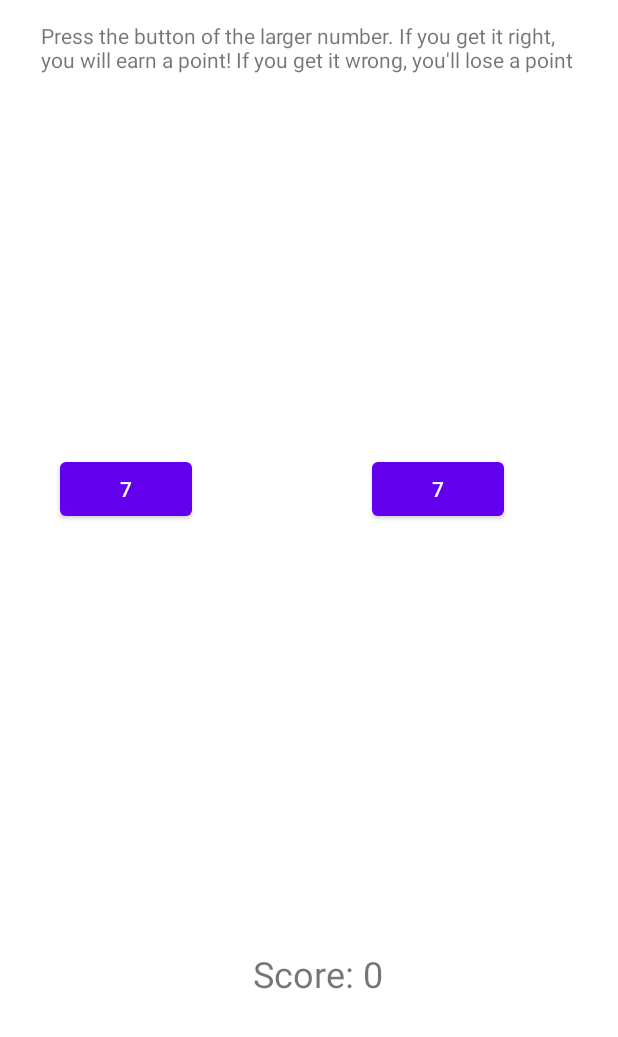
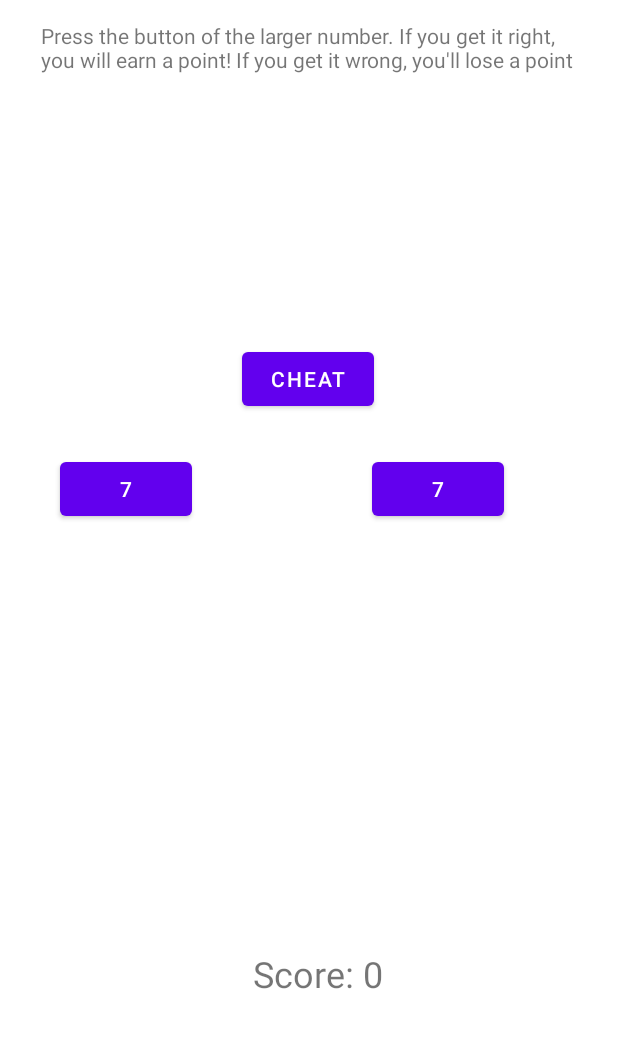
Before and after one commit to miladkittan/BiggerNumberGame, an Android app: the screen it shows after launch (MainActivity), on a phone screen of 412 x 824 dp, the part 199-1236 px from its top. Run offline under Robolectric (Android 15) with nearby library versions, the phone set to English and light mode, and no system bars.

Commit message:
Add cheating

```diff
--- a/app/src/main/AndroidManifest.xml
+++ b/app/src/main/AndroidManifest.xml
@@ -12,6 +12,9 @@
         android:theme="@style/Theme.BiggerNumberGame"
         tools:targetApi="31">
         <activity
+            android:name=".CheatActivity"
+            android:exported="false" />
+        <activity
             android:name=".MainActivity"
             android:exported="true">
             <intent-filter>
--- a/app/src/main/java/com/example/biggernumbergame/MainActivity.java
+++ b/app/src/main/java/com/example/biggernumbergame/MainActivity.java
@@ -4,20 +4,25 @@ import androidx.appcompat.app.AlertDialog;
 import androidx.appcompat.app.AppCompatActivity;
 
 import android.content.DialogInterface;
+import android.content.Intent;
 import android.os.Bundle;
 import android.view.View;
 import android.widget.Button;
 import android.widget.TextView;
 
 public class MainActivity extends AppCompatActivity {
-// comment
+
     private int score = 0;
 
     private Button button;
 
     private Button button2;
 
+    private Button cheatButton;
+
     private TextView scoreDisplay;
+
+    private TextView cheatText;
 
     private int number1;
 
@@ -30,7 +35,10 @@ public class MainActivity extends AppCompatActivity {
 
         button = findViewById(R.id.button);
         button2 = findViewById(R.id.button2);
+        cheatButton = findViewById(R.id.cheat_button);
         scoreDisplay = findViewById(R.id.score_display);
+        cheatText = findViewById(R.id.cheat_view);
+        cheatText.setVisibility(View.INVISIBLE);
 
         generateNumbers();
 
@@ -70,6 +78,22 @@ public class MainActivity extends AppCompatActivity {
             }
         });
 
+        cheatButton.setOnClickListener(new View.OnClickListener() {
+            @Override
+            public void onClick(View view) {
+                Intent intent = new Intent(MainActivity.this, CheatActivity.class);
+                cheatText = findViewById(R.id.cheat_view);
+                startActivity(intent);
+            }
+        });
+
+    }
+
+    protected void onResume() {
+        super.onResume();
+        if(getIntent().getBooleanExtra("buttonClicked", false)) {
+            cheatText.setVisibility(View.VISIBLE);
+        }
     }
 
     private void generateNumbers() {
@@ -77,6 +101,13 @@ public class MainActivity extends AppCompatActivity {
         number2 = getRandomNumber();
         button.setText(String.valueOf(number1));
         button2.setText(String.valueOf(number2));
+        if (number1 > number2) {
+            cheatText.setText("It is: " + number1);
+        } else if (number1 < number2) {
+            cheatText.setText("It is: " + number2);
+        } else {
+            cheatText.setText("It is: " + number1);
+        }
     }
 
     private int getRandomNumber() {
--- a/app/src/main/res/layout/activity_main.xml
+++ b/app/src/main/res/layout/activity_main.xml
@@ -62,4 +62,26 @@
         app:layout_constraintStart_toStartOf="parent"
         app:layout_constraintTop_toBottomOf="@+id/textView" />
 
+    <Button
+        android:id="@+id/cheat_button"
+        android:layout_width="wrap_content"
+        android:layout_height="wrap_content"
+        android:layout_marginBottom="356dp"
+        android:text="Cheat"
+        app:layout_constraintBottom_toTopOf="@+id/score_display"
+        app:layout_constraintEnd_toEndOf="parent"
+        app:layout_constraintHorizontal_bias="0.498"
+        app:layout_constraintStart_toStartOf="parent" />
+
+    <TextView
+        android:id="@+id/cheat_view"
+        android:layout_width="wrap_content"
+        android:layout_height="wrap_content"
+        android:layout_marginEnd="188dp"
+        android:layout_marginBottom="40dp"
+        android:text="It is: "
+        android:visibility="invisible"
+        app:layout_constraintBottom_toTopOf="@+id/cheat_button"
+        app:layout_constraintEnd_toEndOf="parent" />
+
 </androidx.constraintlayout.widget.ConstraintLayout>
--- a/build.gradle
+++ b/build.gradle
@@ -1,5 +1,5 @@
 // Top-level build file where you can add configuration options common to all sub-projects/modules.
 plugins {
-    id 'com.android.application' version '7.4.2' apply false
-    id 'com.android.library' version '7.4.2' apply false
+    id 'com.android.application' version '8.0.0' apply false
+    id 'com.android.library' version '8.0.0' apply false
 }
--- a/gradle.properties
+++ b/gradle.properties
@@ -19,3 +19,5 @@ android.useAndroidX=true
 # resources declared in the library itself and none from the library's dependencies,
 # thereby reducing the size of the R class for that library
 android.nonTransitiveRClass=true
+android.defaults.buildfeatures.buildconfig=true
+android.nonFinalResIds=false
```
Also changed, not shown: app/src/main/java/com/example/biggernumbergame/CheatActivity.java (added, +29 -0 lines), app/src/main/res/layout/activity_cheat.xml (added, +19 -0 lines), gradle/wrapper/gradle-wrapper.properties.
